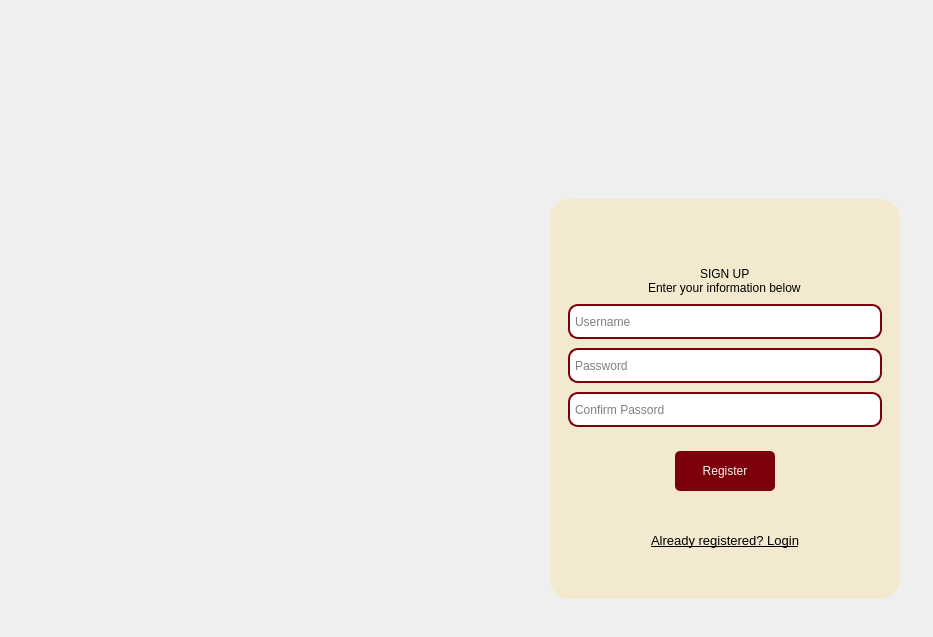
Old version of the form ui/login/login.ui in the repository nhuanh1070/FinalProject.
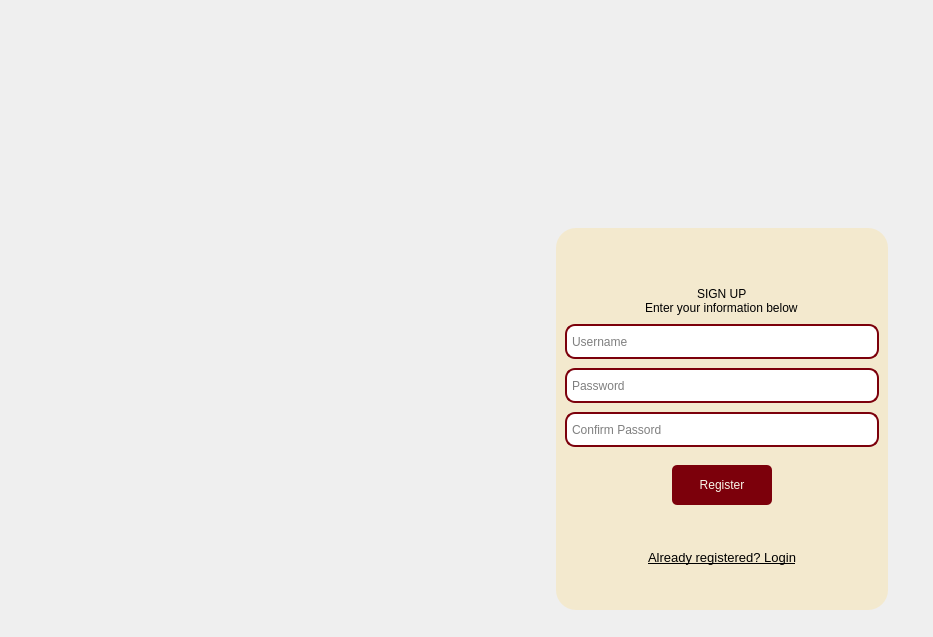
New version of the form. The open tabs and pages were chosen to show the change. Icons and pictures are not drawn. Custom widgets are drawn as their Qt base class.

The edit to the form file:
```diff
--- a/ui/login/login.ui
+++ b/ui/login/login.ui
@@ -40,7 +40,7 @@
     background-position: center;
     background-repeat: no-repeat;
 }
-#widget {
+QStackedWidget {
     background-color: rgb(243, 233, 206);
     border-radius: 20px;
 }
@@ -74,6 +74,21 @@
       <property name="frameShape">
        <enum>QFrame::NoFrame</enum>
       </property>
+      <layout class="QGridLayout" name="gridLayout">
+       <item row="0" column="0">
+        <spacer name="horizontalSpacer">
+         <property name="orientation">
+          <enum>Qt::Horizontal</enum>
+         </property>
+         <property name="sizeHint" stdset="0">
+          <size>
+           <width>434</width>
+           <height>20</height>
+          </size>
+         </property>
+        </spacer>
+       </item>
+      </layout>
      </widget>
     </item>
     <item>
@@ -81,57 +96,177 @@
       <property name="frameShape">
        <enum>QFrame::NoFrame</enum>
       </property>
-      <widget class="QWidget" name="widget" native="true">
-       <property name="geometry">
-        <rect>
-         <x>80</x>
-         <y>190</y>
-         <width>350</width>
-         <height>400</height>
-        </rect>
-       </property>
-       <property name="minimumSize">
-        <size>
-         <width>350</width>
-         <height>400</height>
-        </size>
-       </property>
-       <property name="maximumSize">
-        <size>
-         <width>300</width>
-         <height>400</height>
-        </size>
-       </property>
        <layout class="QVBoxLayout" name="verticalLayout">
         <item>
-         <widget class="QCustomQStackedWidget" name="stackedWidget">
-          <property name="currentIndex">
-           <number>1</number>
-          </property>
-          <widget class="QWidget" name="RegisterPage">
+        <widget class="QFrame" name="frame_11">
+         <property name="frameShape">
+          <enum>QFrame::StyledPanel</enum>
+         </property>
+         <property name="frameShadow">
+          <enum>QFrame::Raised</enum>
+         </property>
+         <layout class="QGridLayout" name="gridLayout_2">
+          <item row="0" column="0">
+           <spacer name="verticalSpacer">
+            <property name="orientation">
+             <enum>Qt::Vertical</enum>
+            </property>
+            <property name="sizeHint" stdset="0">
+             <size>
+              <width>20</width>
+              <height>88</height>
+             </size>
+            </property>
+           </spacer>
+          </item>
+         </layout>
+        </widget>
+       </item>
+       <item>
+        <widget class="QFrame" name="frame_12">
+         <property name="frameShape">
+          <enum>QFrame::StyledPanel</enum>
+         </property>
+         <property name="frameShadow">
+          <enum>QFrame::Raised</enum>
+         </property>
            <layout class="QVBoxLayout" name="verticalLayout_2">
             <item>
              <widget class="QFrame" name="frame_3">
               <property name="frameShape">
-               <enum>QFrame::NoFrame</enum>
-              </property>
-              <layout class="QVBoxLayout" name="verticalLayout_3">
-               <property name="spacing">
-                <number>9</number>
-               </property>
-               <property name="leftMargin">
-                <number>9</number>
+             <enum>QFrame::StyledPanel</enum>
+            </property>
+            <property name="frameShadow">
+             <enum>QFrame::Raised</enum>
+            </property>
+            <layout class="QHBoxLayout" name="horizontalLayout_4">
+             <item>
+              <spacer name="verticalSpacer_2">
+               <property name="orientation">
+                <enum>Qt::Vertical</enum>
                </property>
-               <property name="topMargin">
-                <number>0</number>
+               <property name="sizeHint" stdset="0">
+                <size>
+                 <width>20</width>
+                 <height>40</height>
+                </size>
                </property>
+              </spacer>
+             </item>
+            </layout>
+           </widget>
+          </item>
                <item>
                 <widget class="QFrame" name="frame_4">
                  <property name="frameShape">
+             <enum>QFrame::StyledPanel</enum>
+            </property>
+            <property name="frameShadow">
+             <enum>QFrame::Raised</enum>
+            </property>
+            <layout class="QGridLayout" name="gridLayout_5">
+             <property name="leftMargin">
+              <number>0</number>
+             </property>
+             <property name="topMargin">
+              <number>0</number>
+             </property>
+             <property name="rightMargin">
+              <number>0</number>
+             </property>
+             <property name="bottomMargin">
+              <number>0</number>
+             </property>
+             <property name="spacing">
+              <number>0</number>
+             </property>
+             <item row="0" column="0">
+              <widget class="QFrame" name="frame_5">
+               <property name="frameShape">
+                <enum>QFrame::StyledPanel</enum>
+               </property>
+               <property name="frameShadow">
+                <enum>QFrame::Raised</enum>
+               </property>
+               <layout class="QGridLayout" name="gridLayout_3">
+                <item row="0" column="0">
+                 <spacer name="horizontalSpacer_2">
+                  <property name="orientation">
+                   <enum>Qt::Horizontal</enum>
+                  </property>
+                  <property name="sizeHint" stdset="0">
+                   <size>
+                    <width>40</width>
+                    <height>20</height>
+                   </size>
+                  </property>
+                 </spacer>
+                </item>
+               </layout>
+              </widget>
+             </item>
+             <item row="0" column="1">
+              <widget class="QStackedWidget" name="stackedWidget">
+               <property name="currentIndex">
+                <number>0</number>
+               </property>
+               <widget class="QWidget" name="RegisterPage">
+                <property name="sizePolicy">
+                 <sizepolicy hsizetype="Fixed" vsizetype="Preferred">
+                  <horstretch>0</horstretch>
+                  <verstretch>0</verstretch>
+                 </sizepolicy>
+                </property>
+                <property name="minimumSize">
+                 <size>
+                  <width>332</width>
+                  <height>382</height>
+                 </size>
+                </property>
+                <property name="maximumSize">
+                 <size>
+                  <width>332</width>
+                  <height>382</height>
+                 </size>
+                </property>
+                <layout class="QVBoxLayout" name="verticalLayout_3">
+                 <property name="spacing">
+                  <number>0</number>
+                 </property>
+                 <property name="leftMargin">
+                  <number>0</number>
+                 </property>
+                 <property name="topMargin">
+                  <number>0</number>
+                 </property>
+                 <property name="rightMargin">
+                  <number>0</number>
+                 </property>
+                 <property name="bottomMargin">
+                  <number>0</number>
+                 </property>
+                 <item>
+                  <widget class="QFrame" name="frame_6">
+                   <property name="frameShape">
                   <enum>QFrame::NoFrame</enum>
                  </property>
                  <layout class="QVBoxLayout" name="verticalLayout_4">
                   <property name="spacing">
+                     <number>9</number>
+                    </property>
+                    <property name="leftMargin">
+                     <number>9</number>
+                    </property>
+                    <property name="topMargin">
+                     <number>0</number>
+                    </property>
+                    <item>
+                     <widget class="QFrame" name="frame_7">
+                      <property name="frameShape">
+                       <enum>QFrame::NoFrame</enum>
+                      </property>
+                      <layout class="QVBoxLayout" name="verticalLayout_5">
+                       <property name="spacing">
                    <number>0</number>
                   </property>
                   <property name="bottomMargin">
@@ -155,7 +290,7 @@
                      <string/>
                     </property>
                     <property name="pixmap">
-                     <pixmap>../../images/icons/RedIcons/user_plus_ic.svg</pixmap>
+                          <pixmap resource="../../utils/resources.qrc">:/RedIcons/images/icons/RedIcons/user_plus_ic.svg</pixmap>
                     </property>
                     <property name="scaledContents">
                      <bool>true</bool>
@@ -230,7 +365,7 @@
                   <string/>
                  </property>
                  <property name="echoMode">
-                  <enum>QLineEdit::Normal</enum>
+                       <enum>QLineEdit::Password</enum>
                  </property>
                  <property name="placeholderText">
                   <string>Password</string>
@@ -255,7 +390,7 @@
                   <string/>
                  </property>
                  <property name="echoMode">
-                  <enum>QLineEdit::Normal</enum>
+                       <enum>QLineEdit::Password</enum>
                  </property>
                  <property name="placeholderText">
                   <string>Confirm Passord</string>
@@ -266,11 +401,11 @@
              </widget>
             </item>
             <item>
-             <widget class="QFrame" name="frame_5">
+                  <widget class="QFrame" name="frame_8">
               <property name="frameShape">
                <enum>QFrame::NoFrame</enum>
               </property>
-              <layout class="QVBoxLayout" name="verticalLayout_5">
+                   <layout class="QVBoxLayout" name="verticalLayout_6">
                <property name="spacing">
                 <number>9</number>
                </property>
@@ -331,14 +466,47 @@
            </layout>
           </widget>
           <widget class="QWidget" name="LoginPage">
-           <layout class="QVBoxLayout" name="verticalLayout_6">
-            <item>
-             <widget class="QFrame" name="frame_6">
-              <property name="frameShape">
-               <enum>QFrame::NoFrame</enum>
+                <property name="sizePolicy">
+                 <sizepolicy hsizetype="Fixed" vsizetype="Fixed">
+                  <horstretch>0</horstretch>
+                  <verstretch>0</verstretch>
+                 </sizepolicy>
+                </property>
+                <property name="minimumSize">
+                 <size>
+                  <width>332</width>
+                  <height>382</height>
+                 </size>
+                </property>
+                <property name="maximumSize">
+                 <size>
+                  <width>332</width>
+                  <height>16777215</height>
+                 </size>
               </property>
               <layout class="QVBoxLayout" name="verticalLayout_7">
                <property name="spacing">
+                  <number>0</number>
+                 </property>
+                 <property name="leftMargin">
+                  <number>0</number>
+                 </property>
+                 <property name="topMargin">
+                  <number>0</number>
+                 </property>
+                 <property name="rightMargin">
+                  <number>0</number>
+                 </property>
+                 <property name="bottomMargin">
+                  <number>0</number>
+                 </property>
+                 <item>
+                  <widget class="QFrame" name="frame_9">
+                   <property name="frameShape">
+                    <enum>QFrame::NoFrame</enum>
+                   </property>
+                   <layout class="QVBoxLayout" name="verticalLayout_8">
+                    <property name="spacing">
                 <number>3</number>
                </property>
                <property name="leftMargin">
@@ -371,7 +539,7 @@
                   <string/>
                  </property>
                  <property name="pixmap">
-                  <pixmap>../images/icons/RedIcons/user_check_ic.svg</pixmap>
+                       <pixmap resource="../../utils/resources.qrc">:/RedIcons/images/icons/RedIcons/user_ic.svg</pixmap>
                  </property>
                  <property name="scaledContents">
                   <bool>true</bool>
@@ -404,11 +572,11 @@
              </widget>
             </item>
             <item>
-             <widget class="QFrame" name="frame_7">
+                  <widget class="QFrame" name="frame_10">
               <property name="frameShape">
                <enum>QFrame::NoFrame</enum>
               </property>
-              <layout class="QVBoxLayout" name="verticalLayout_8">
+                   <layout class="QVBoxLayout" name="verticalLayout_9">
                <property name="spacing">
                 <number>3</number>
                </property>
@@ -452,7 +620,7 @@
                   <string/>
                  </property>
                  <property name="echoMode">
-                  <enum>QLineEdit::Normal</enum>
+                       <enum>QLineEdit::Password</enum>
                  </property>
                  <property name="placeholderText">
                   <string>Password</string>
@@ -463,7 +631,7 @@
              </widget>
             </item>
             <item>
-             <widget class="QFrame" name="frame_9">
+                  <widget class="QFrame" name="frame_13">
               <property name="frameShape">
                <enum>QFrame::NoFrame</enum>
               </property>
@@ -529,11 +697,11 @@
              </widget>
             </item>
             <item>
-             <widget class="QFrame" name="frame_8">
+                  <widget class="QFrame" name="frame_14">
               <property name="frameShape">
                <enum>QFrame::NoFrame</enum>
               </property>
-              <layout class="QVBoxLayout" name="verticalLayout_9">
+                   <layout class="QVBoxLayout" name="verticalLayout_10">
                <property name="spacing">
                 <number>6</number>
                </property>
@@ -617,7 +785,7 @@
              </widget>
             </item>
             <item>
-             <widget class="QFrame" name="frame_10">
+                  <widget class="QFrame" name="frame_15">
               <property name="frameShape">
                <enum>QFrame::NoFrame</enum>
               </property>
@@ -634,7 +802,7 @@
                   <string/>
                  </property>
                  <property name="pixmap">
-                  <pixmap>../images/icons/RedIcons/alert_circle_ic.svg</pixmap>
+                       <pixmap>C:/Users/Nhu Anh/.designer/images/icons/RedIcons/alert_circle_ic.svg</pixmap>
                  </property>
                  <property name="scaledContents">
                   <bool>true</bool>
@@ -659,21 +827,31 @@
           </widget>
          </widget>
         </item>
-       </layout>
-      </widget>
+             <item row="0" column="2">
+              <widget class="QFrame" name="frame_16">
+               <property name="frameShape">
+                <enum>QFrame::StyledPanel</enum>
+               </property>
+               <property name="frameShadow">
+                <enum>QFrame::Raised</enum>
+               </property>
+               <layout class="QGridLayout" name="gridLayout_4"/>
+              </widget>
+             </item>
+            </layout>
+           </widget>
+          </item>
+         </layout>
      </widget>
     </item>
    </layout>
   </widget>
- </widget>
- <customwidgets>
-  <customwidget>
-   <class>QCustomQStackedWidget</class>
-   <extends>QStackedWidget</extends>
-   <header location="global">Custom_Widgets.QCustomQStackedWidget.h</header>
-   <container>1</container>
-  </customwidget>
- </customwidgets>
- <resources/>
+    </item>
+   </layout>
+  </widget>
+ </widget>
+ <resources>
+  <include location="../../utils/resources.qrc"/>
+ </resources>
  <connections/>
 </ui>
```
Lines whose indentation alone changed are shown as unchanged.
